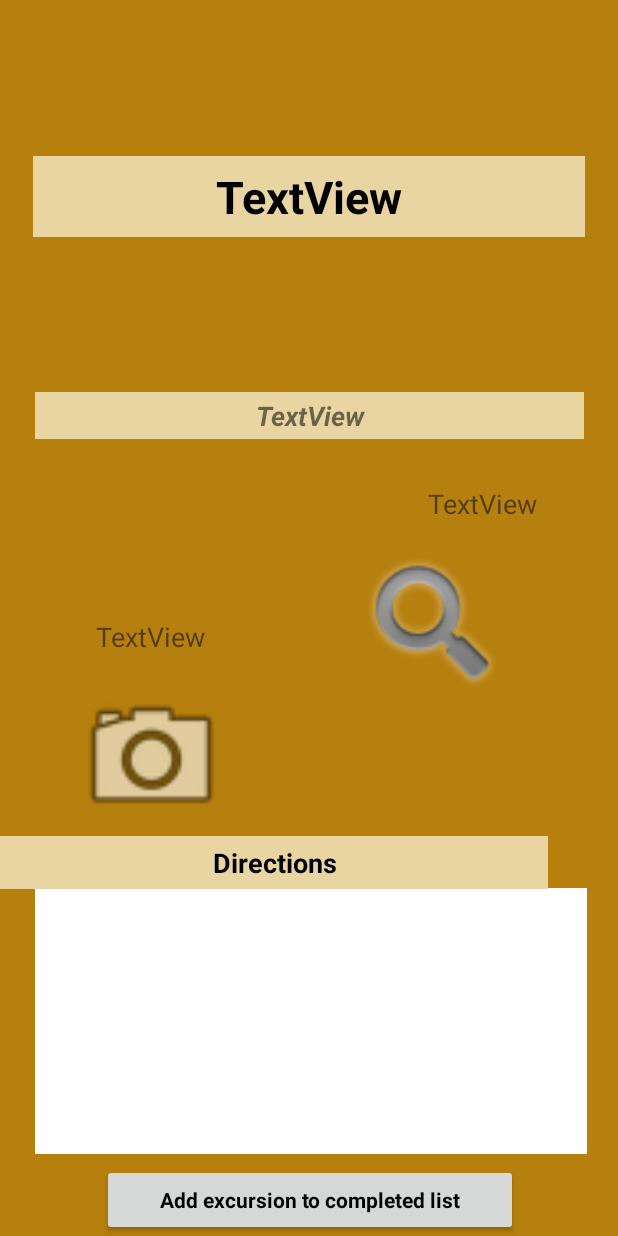
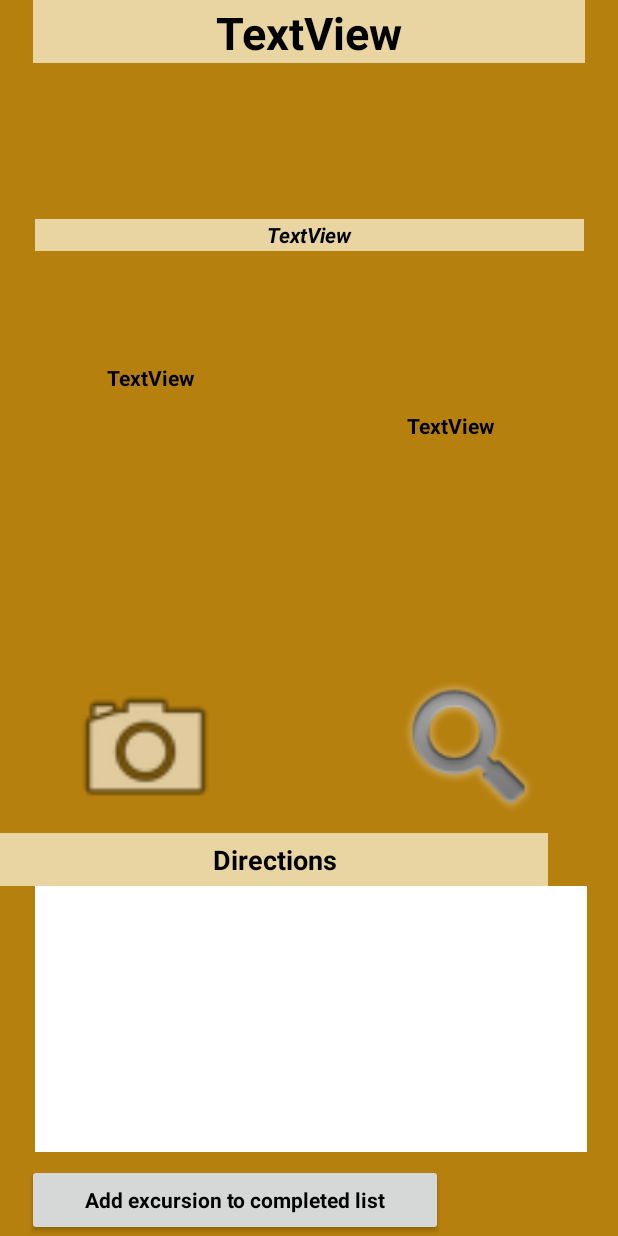
Before and after one commit to Rachael-E/GeoTracker, an Android app: the layout activity_excursion_detail.xml on its own in the app's theme, with its tools: preview values and no code run, on a phone screen of 412 x 824 dp. Run offline under Robolectric (Android 15) with nearby library versions, the phone set to English and light mode, and no system bars; Roboto replaces fonts that are not available here.

Commit message:
some more changes

```diff
--- a/app/src/main/java/com/example/rachael/geo_tracker/Activities/ExcursionDetailActivity.java
+++ b/app/src/main/java/com/example/rachael/geo_tracker/Activities/ExcursionDetailActivity.java
@@ -66,5 +66,17 @@ public class ExcursionDetailActivity extends AppCompatActivity {
         startActivity(intent);
     }
 
+    public void onRemoveExcursionButtonClicked(View button) {
+
+        GeoTracker geoTracker = SharedPreferencesHelper.loadApplicationState(this);
+        geoTracker.removeGeoExcursion(geoExcursion);
+        SharedPreferencesHelper.saveApplicationState(this, geoTracker);
+
+        Intent intent = new Intent(this, FindWalkActivity.class);
+
+        startActivity(intent);
+
+    }
+
 
 }
--- a/app/src/main/java/com/example/rachael/geo_tracker/Activities/NewExcursionActivity.java
+++ b/app/src/main/java/com/example/rachael/geo_tracker/Activities/NewExcursionActivity.java
@@ -105,31 +105,43 @@ public class NewExcursionActivity extends AppCompatActivity {
                 if (checked)
 //                    eraTypeArrayList.add(EraType.valueOf(quaternaryCheckBox.getText().toString().toUpperCase()));
                     eraTypeArrayList.add(EraType.QUATERNARY);
+                break;
 
             case R.id.checkBoxPalaeogene:
                 if (checked)
                     eraTypeArrayList.add(EraType.PALAEOGENE);
+                break;
+
 
             case R.id.checkBoxJurassic:
                 if (checked)
                     eraTypeArrayList.add(EraType.JURASSIC);
+                break;
+
 
             case R.id.checkBoxTriassic:
                 if (checked)
                     eraTypeArrayList.add(EraType.TRIASSIC);
+                break;
 
 
             case R.id.checkBoxBasalt:
                 if (checked)
                     rockTypeArrayList.add(RockType.BASALT);
+                break;
 
-                case R.id.checkBoxSandstone:
+
+            case R.id.checkBoxSandstone:
                 if (checked)
                     rockTypeArrayList.add(RockType.SANDSTONE);
+                break;
 
-                case R.id.checkBoxMudstone:
+
+            case R.id.checkBoxMudstone:
                 if (checked)
                 rockTypeArrayList.add(RockType.MUDSTONE);
+                break;
+
 
 
         }
--- a/app/src/main/java/com/example/rachael/geo_tracker/Models/GeoInfo.java
+++ b/app/src/main/java/com/example/rachael/geo_tracker/Models/GeoInfo.java
@@ -21,7 +21,7 @@ public class GeoInfo implements Serializable {
     }
 
     public String getEraTypeNames() {
-        String eraNames = "Geological Periods: ";
+        String eraNames = "Geological Periods:\n";
 
         for (EraType era: getEraTypes()) {
             eraNames += era.getGeologyPeriod() + ", ";
@@ -37,7 +37,7 @@ public class GeoInfo implements Serializable {
     }
 
     public String getRockTypeNames() {
-        String rockNames = "Rock types: ";
+        String rockNames = "Rock types:\n";
 
         for (RockType rock: getRockTypes()) {
             rockNames += rock.getRockType() + ", ";
--- a/app/src/main/java/com/example/rachael/geo_tracker/Models/GeoTracker.java
+++ b/app/src/main/java/com/example/rachael/geo_tracker/Models/GeoTracker.java
@@ -52,4 +52,8 @@ public class GeoTracker implements Serializable {
         completedGeoExcursions.remove(geoExcursion);
     }
 
+    public void removeGeoExcursion(GeoExcursion geoExcursion){
+        geoExcursions.remove(geoExcursion);
+    }
+
 }
--- a/app/src/main/res/layout/activity_excursion_detail.xml
+++ b/app/src/main/res/layout/activity_excursion_detail.xml
@@ -10,19 +10,20 @@
     <TextView
         android:id="@+id/excursionDetailTitleTextViewId"
         android:layout_width="368dp"
-        android:layout_height="54dp"
+        android:layout_height="42dp"
+        android:layout_marginBottom="8dp"
         android:layout_marginEnd="25dp"
         android:layout_marginLeft="25dp"
         android:layout_marginRight="25dp"
         android:layout_marginStart="25dp"
         android:background="@color/background_excursionTitle_list_color"
         android:fontFamily="@font/amethysta"
-        android:gravity="center"
+        android:gravity="bottom|center"
         android:text="TextView"
         android:textColor="@android:color/black"
         android:textSize="30sp"
         android:textStyle="bold"
-        app:layout_constraintBottom_toTopOf="@+id/excursionDetailTypeTextViewId"
+        app:layout_constraintBottom_toBottomOf="@+id/completedButtonId"
         app:layout_constraintEnd_toEndOf="parent"
         app:layout_constraintStart_toStartOf="parent"
         app:layout_constraintTop_toTopOf="parent"
@@ -30,43 +31,53 @@
 
     <TextView
         android:id="@+id/rockTypeTextViewId"
-        android:layout_width="165dp"
-        android:layout_height="40dp"
-        android:layout_marginBottom="348dp"
+        android:layout_width="183dp"
+        android:layout_height="59dp"
+        android:layout_marginBottom="8dp"
         android:layout_marginEnd="8dp"
+        android:layout_marginLeft="196dp"
         android:layout_marginRight="8dp"
+        android:layout_marginStart="196dp"
+        android:layout_marginTop="64dp"
         android:fontFamily="@font/amethysta"
-        android:gravity="center"
+        android:gravity="top|center"
         android:text="TextView"
-        android:textSize="18sp"
-        app:layout_constraintBottom_toBottomOf="parent"
+        android:textColor="@android:color/black"
+        android:textSize="14sp"
+        android:textStyle="bold"
+        app:layout_constraintBottom_toTopOf="@+id/imageView2"
         app:layout_constraintEnd_toEndOf="parent"
-        app:layout_constraintTop_toBottomOf="@+id/excursionDetailTypeTextViewId"
-        app:layout_constraintVertical_bias="0.162" />
+        app:layout_constraintStart_toStartOf="parent"
+        app:layout_constraintTop_toTopOf="@+id/excursionDetailTitleTextViewId"
+        app:layout_constraintVertical_bias="0.666" />
 
     <TextView
         android:id="@+id/eraTypeTextViewId"
         android:layout_width="184dp"
-        android:layout_height="39dp"
-        android:layout_marginBottom="380dp"
+        android:layout_height="59dp"
+        android:layout_marginBottom="8dp"
         android:layout_marginEnd="8dp"
         android:layout_marginLeft="8dp"
         android:layout_marginRight="8dp"
         android:layout_marginStart="8dp"
+        android:layout_marginTop="64dp"
         android:fontFamily="@font/amethysta"
         android:gravity="center"
         android:text="TextView"
-        android:textSize="18sp"
-        app:layout_constraintBottom_toBottomOf="parent"
+        android:textColor="@android:color/black"
+        android:textSize="14sp"
+        android:textStyle="bold"
+        app:layout_constraintBottom_toTopOf="@+id/imageView"
         app:layout_constraintEnd_toStartOf="@+id/rockTypeTextViewId"
         app:layout_constraintHorizontal_bias="0.0"
-        app:layout_constraintStart_toStartOf="parent" />
+        app:layout_constraintStart_toStartOf="parent"
+        app:layout_constraintTop_toTopOf="@+id/excursionDetailTitleTextViewId" />
 
     <TextView
         android:id="@+id/excursionDetailTypeTextViewId"
         android:layout_width="366dp"
-        android:layout_height="31dp"
-        android:layout_marginBottom="8dp"
+        android:layout_height="21dp"
+        android:layout_marginBottom="3dp"
         android:layout_marginEnd="8dp"
         android:layout_marginLeft="8dp"
         android:layout_marginRight="8dp"
@@ -75,9 +86,10 @@
         android:fontFamily="@font/amethysta"
         android:gravity="center"
         android:text="TextView"
-        android:textSize="18sp"
+        android:textColor="@android:color/black"
+        android:textSize="14sp"
         android:textStyle="bold|italic"
-        app:layout_constraintBottom_toTopOf="@+id/eraTypeTextViewId"
+        app:layout_constraintBottom_toTopOf="@+id/rockTypeTextViewId"
         app:layout_constraintEnd_toEndOf="parent"
         app:layout_constraintStart_toStartOf="parent"
         app:layout_constraintTop_toBottomOf="@+id/excursionDetailTitleTextViewId" />
@@ -86,29 +98,22 @@
         android:id="@+id/imageView"
         android:layout_width="186dp"
         android:layout_height="105dp"
-        android:layout_marginBottom="8dp"
-        android:layout_marginLeft="8dp"
-        android:layout_marginStart="8dp"
-        android:layout_marginTop="8dp"
+        android:layout_marginBottom="272dp"
+        android:layout_marginLeft="4dp"
+        android:layout_marginStart="4dp"
         app:layout_constraintBottom_toBottomOf="parent"
         app:layout_constraintStart_toStartOf="parent"
-        app:layout_constraintTop_toBottomOf="@+id/eraTypeTextViewId"
-        app:layout_constraintVertical_bias="0.0"
         app:srcCompat="@android:drawable/ic_menu_camera" />
 
     <ImageView
         android:id="@+id/imageView2"
-        android:layout_width="173dp"
+        android:layout_width="182dp"
         android:layout_height="105dp"
+        android:layout_marginBottom="272dp"
         android:layout_marginEnd="8dp"
-        android:layout_marginLeft="8dp"
         android:layout_marginRight="8dp"
-        android:layout_marginStart="8dp"
-        android:layout_marginTop="8dp"
+        app:layout_constraintBottom_toBottomOf="parent"
         app:layout_constraintEnd_toEndOf="parent"
-        app:layout_constraintHorizontal_bias="0.0"
-        app:layout_constraintStart_toEndOf="@+id/imageView"
-        app:layout_constraintTop_toBottomOf="@+id/rockTypeTextViewId"
         app:srcCompat="@android:drawable/ic_search_category_default" />
 
     <ListView
@@ -142,7 +147,7 @@
         android:textStyle="bold"
         app:layout_constraintBottom_toBottomOf="parent"
         app:layout_constraintEnd_toEndOf="parent"
-        app:layout_constraintHorizontal_bias="0.505"
+        app:layout_constraintHorizontal_bias="0.087"
         app:layout_constraintStart_toStartOf="parent"
         app:layout_constraintTop_toBottomOf="@+id/_dynamic" />
 
@@ -159,7 +164,7 @@
         android:textStyle="bold"
         app:layout_constraintBottom_toTopOf="@+id/wayPointListViewId"
         app:layout_constraintTop_toBottomOf="@+id/imageView"
-        app:layout_constraintVertical_bias="0.0"
+        app:layout_constraintVertical_bias="1.0"
         tools:layout_editor_absoluteX="10dp" />
 
 </android.support.constraint.ConstraintLayout>
```
